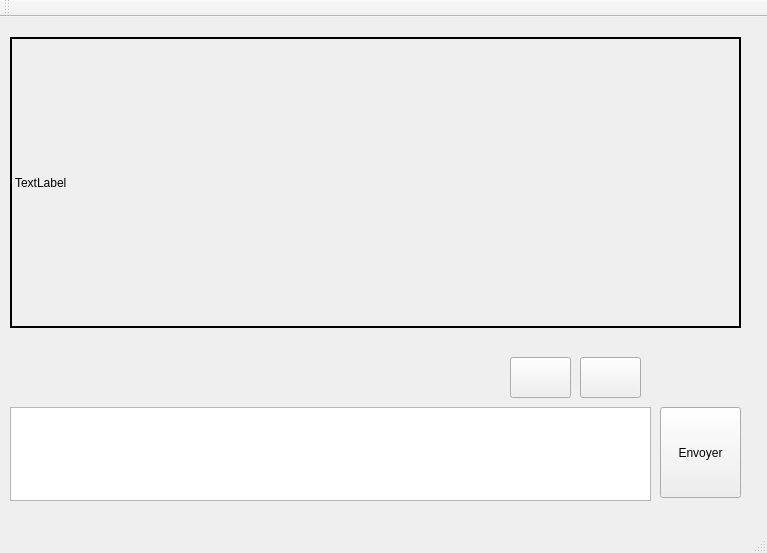
The window that chatplusserver.ui (emilie317/cll12-ChatPlusServer) describes before a commit, drawn with Qt 5.
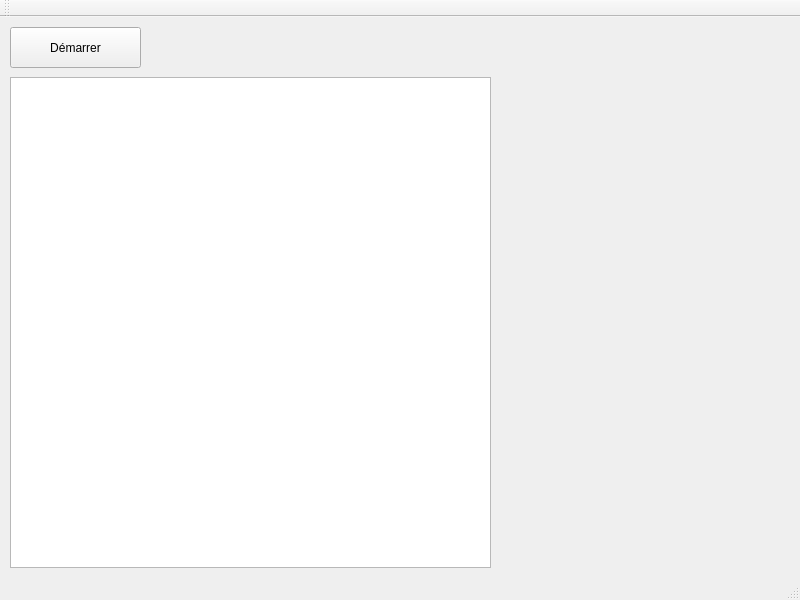
The same window after the commit. Icons and pictures are not drawn.

Diff of the .ui file:
```diff
--- a/chatplusserver.ui
+++ b/chatplusserver.ui
@@ -6,8 +6,8 @@
    <rect>
     <x>0</x>
     <y>0</y>
-    <width>767</width>
-    <height>553</height>
+    <width>800</width>
+    <height>600</height>
    </rect>
   </property>
   <property name="windowTitle">
@@ -17,93 +17,28 @@
    <bool>true</bool>
   </property>
   <widget class="QWidget" name="centralWidget">
-   <widget class="QTextEdit" name="txtChat">
+   <widget class="QPushButton" name="btnDemarrer">
     <property name="geometry">
      <rect>
       <x>10</x>
-      <y>390</y>
-      <width>641</width>
-      <height>94</height>
-     </rect>
-    </property>
-    <property name="autoFormatting">
-     <set>QTextEdit::AutoNone</set>
-    </property>
-   </widget>
-   <widget class="QPushButton" name="btnPhoto">
-    <property name="geometry">
-     <rect>
-      <x>510</x>
-      <y>340</y>
-      <width>61</width>
+      <y>10</y>
+      <width>131</width>
       <height>41</height>
      </rect>
     </property>
     <property name="text">
-     <string/>
+     <string>Démarrer</string>
     </property>
-    <property name="icon">
-     <iconset>
-      <normaloff>Camera.png</normaloff>Camera.png</iconset>
-    </property>
-    <property name="iconSize">
-     <size>
-      <width>50</width>
-      <height>50</height>
-     </size>
-    </property>
    </widget>
-   <widget class="QPushButton" name="btnEnvoyer">
+   <widget class="QTextEdit" name="txtActivites">
     <property name="geometry">
      <rect>
-      <x>660</x>
-      <y>390</y>
-      <width>81</width>
-      <height>91</height>
-     </rect>
-    </property>
-    <property name="text">
-     <string>Envoyer</string>
-    </property>
-   </widget>
-   <widget class="QPushButton" name="btnPhoto_2">
-    <property name="geometry">
-     <rect>
-      <x>580</x>
-      <y>340</y>
-      <width>61</width>
-      <height>41</height>
-     </rect>
-    </property>
-    <property name="text">
-     <string/>
-    </property>
-    <property name="icon">
-     <iconset>
-      <normaloff>../ChatPlusServer-build-desktop-Qt_4_8_0_dans_le_PATH__Syst_me__Release/Dossier_3D.png</normaloff>../ChatPlusServer-build-desktop-Qt_4_8_0_dans_le_PATH__Syst_me__Release/Dossier_3D.png</iconset>
-    </property>
-    <property name="iconSize">
-     <size>
-      <width>50</width>
-      <height>50</height>
-     </size>
-    </property>
-   </widget>
-   <widget class="QLabel" name="label">
-    <property name="geometry">
-     <rect>
       <x>10</x>
-      <y>20</y>
-      <width>731</width>
-      <height>291</height>
+      <y>60</y>
+      <width>481</width>
+      <height>491</height>
      </rect>
     </property>
-    <property name="frameShape">
-     <enum>QFrame::WinPanel</enum>
-    </property>
-    <property name="text">
-     <string>TextLabel</string>
-    </property>
    </widget>
    <zorder>txtChat</zorder>
    <zorder>btnEnvoyer</zorder>
```
Left out of the diff: 12 changed lines with no effect on the pictures.
